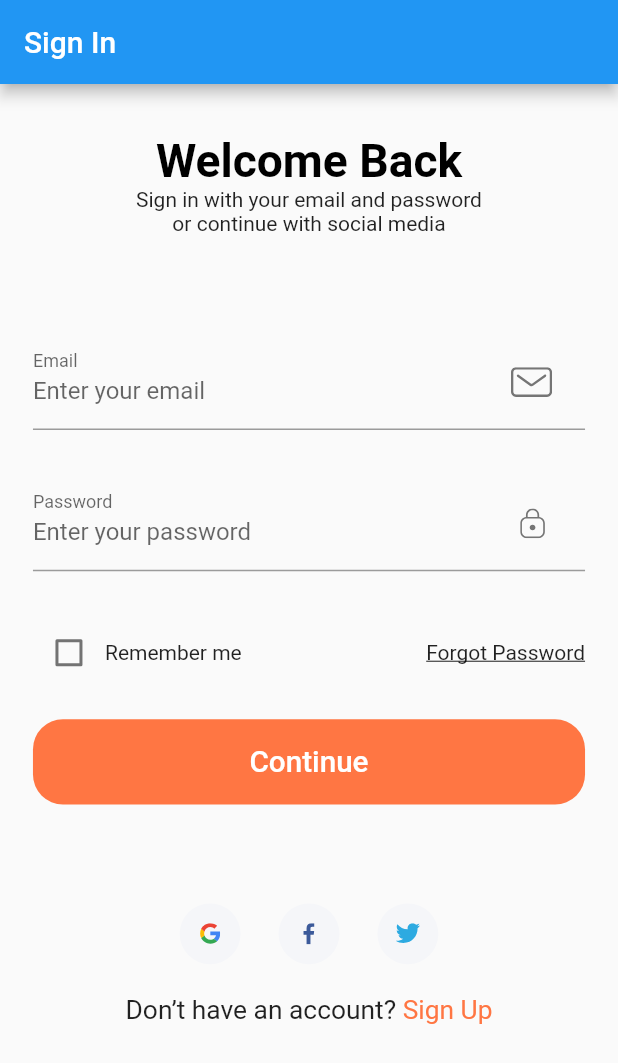
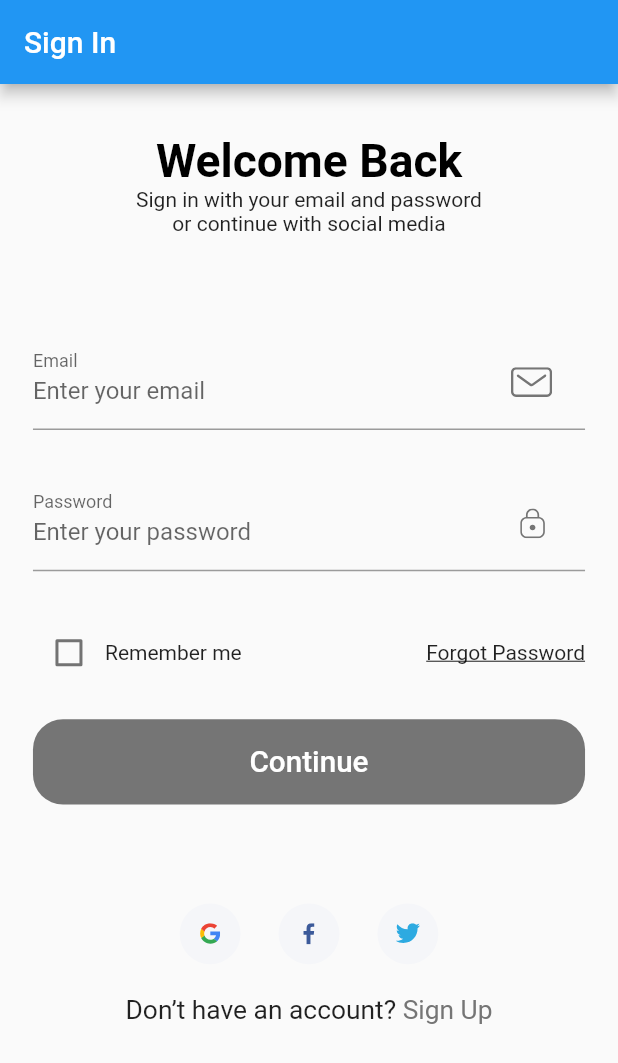
Before and after one commit to Pipeparin12/CSC291_BookStoreApp, a Flutter app: the screen it shows after launch, on a phone screen of 412 x 824 dp. Shown: the top 1063 px of the screen. Run offline on Flutter 3.47's test engine with Material 2 defaults, Android fonts, the phone set to English and light mode, and no system bars; our stand-ins replace flutter_svg, google_fonts; missing offline and left inert: dart:js.

Commit message:
change color

```diff
--- a/bookstoreapp291/lib/constants.dart
+++ b/bookstoreapp291/lib/constants.dart
@@ -1,7 +1,7 @@
 import 'package:flutter/material.dart';
 import 'package:bookstoreapp291/size_config.dart';
 
-const kPrimaryColor = Color(0xFFFF7643);
+const kPrimaryColor = Color(0xFF757575);
 const kPrimaryLightColor = Color(0xFFFFECDF);
 const kPrimaryGradientColor = LinearGradient(
   begin: Alignment.topLeft,
```
Also changed, not shown: 1 other file.
